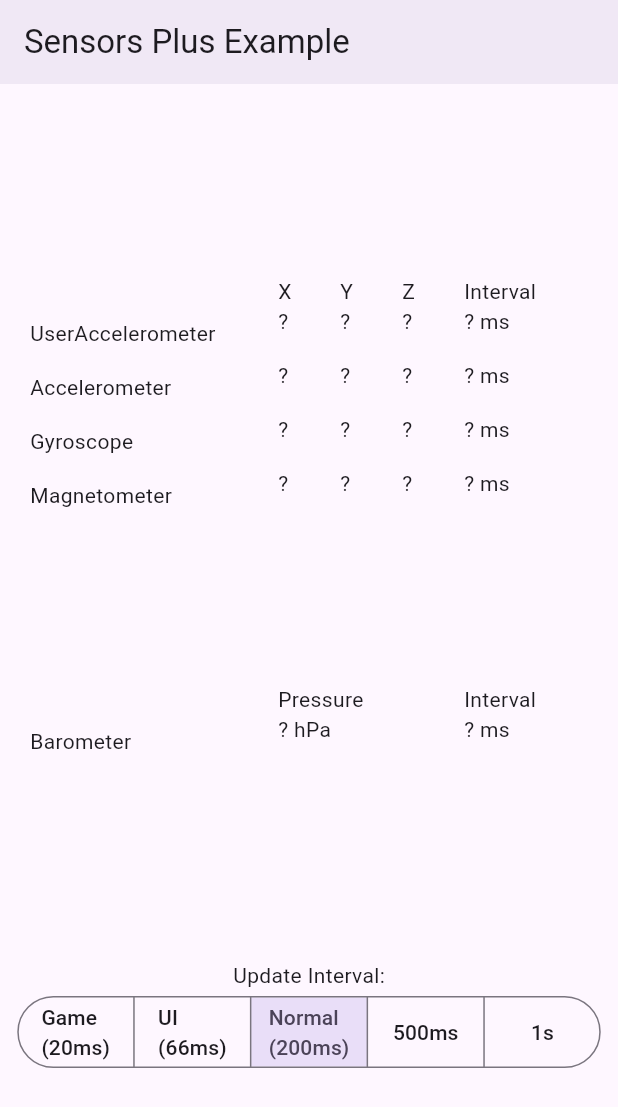
After one commit to Mowgle88/step-counter, a Flutter app: the MyHomePage screen opened directly, on a phone screen of 412 x 824 dp. The commit adds this screen. Shown: the top 1107 px of the screen. Run offline on Flutter 3.47's test engine with Material 3 defaults, Android fonts, the light colour scheme and no system bars; our stand-ins replace font_awesome_flutter, percent_indicator, permission_handler, sensors_plus, shared_preferences; accounts and stored records are empty.

```diff
--- /dev/null
+++ b/lib/main_2.dart
@@ -0,0 +1,413 @@
+// Copyright 2017 The Chromium Authors. All rights reserved.
+// Use of this source code is governed by a BSD-style license that can be
+// found in the LICENSE file.
+
+// ignore_for_file: public_member_api_docs
+
+import 'dart:async';
+
+import 'package:flutter/material.dart';
+import 'package:flutter/services.dart';
+import 'package:sensors_plus/sensors_plus.dart';
+
+// import 'snake.dart';
+
+void main() {
+  WidgetsFlutterBinding.ensureInitialized();
+  SystemChrome.setPreferredOrientations(
+    [
+      DeviceOrientation.portraitUp,
+      DeviceOrientation.portraitDown,
+    ],
+  );
+
+  runApp(const MyApp());
+}
+
+class MyApp extends StatelessWidget {
+  const MyApp({super.key});
+
+  @override
+  Widget build(BuildContext context) {
+    return MaterialApp(
+      title: 'Sensors Demo',
+      theme: ThemeData(
+        useMaterial3: true,
+        colorSchemeSeed: const Color(0x9f4376f8),
+      ),
+      home: const MyHomePage(title: 'Flutter Demo Home Page'),
+    );
+  }
+}
+
+class MyHomePage extends StatefulWidget {
+  const MyHomePage({super.key, this.title});
+
+  final String? title;
+
+  @override
+  State<MyHomePage> createState() => _MyHomePageState();
+}
+
+class _MyHomePageState extends State<MyHomePage> {
+  static const Duration _ignoreDuration = Duration(milliseconds: 20);
+
+  static const int _snakeRows = 20;
+  static const int _snakeColumns = 20;
+  static const double _snakeCellSize = 10.0;
+
+  UserAccelerometerEvent? _userAccelerometerEvent;
+  AccelerometerEvent? _accelerometerEvent;
+  GyroscopeEvent? _gyroscopeEvent;
+  MagnetometerEvent? _magnetometerEvent;
+  BarometerEvent? _barometerEvent;
+
+  DateTime? _userAccelerometerUpdateTime;
+  DateTime? _accelerometerUpdateTime;
+  DateTime? _gyroscopeUpdateTime;
+  DateTime? _magnetometerUpdateTime;
+  DateTime? _barometerUpdateTime;
+
+  int? _userAccelerometerLastInterval;
+  int? _accelerometerLastInterval;
+  int? _gyroscopeLastInterval;
+  int? _magnetometerLastInterval;
+  int? _barometerLastInterval;
+  final _streamSubscriptions = <StreamSubscription<dynamic>>[];
+
+  Duration sensorInterval = SensorInterval.normalInterval;
+
+  @override
+  Widget build(BuildContext context) {
+    return Scaffold(
+      appBar: AppBar(
+        title: const Text('Sensors Plus Example'),
+        elevation: 4,
+      ),
+      body: Column(
+        mainAxisAlignment: MainAxisAlignment.spaceEvenly,
+        children: <Widget>[
+          // Center(
+          //   child: DecoratedBox(
+          //     decoration: BoxDecoration(
+          //       border: Border.all(width: 1.0, color: Colors.black38),
+          //     ),
+          //     child: SizedBox(
+          //       height: _snakeRows * _snakeCellSize,
+          //       width: _snakeColumns * _snakeCellSize,
+          //       child: Snake(
+          //         rows: _snakeRows,
+          //         columns: _snakeColumns,
+          //         cellSize: _snakeCellSize,
+          //       ),
+          //     ),
+          //   ),
+          // ),
+          Padding(
+            padding: const EdgeInsets.fromLTRB(20.0, 20.0, 20.0, 0.0),
+            child: Table(
+              columnWidths: const {
+                0: FlexColumnWidth(4),
+                4: FlexColumnWidth(2),
+              },
+              children: [
+                const TableRow(
+                  children: [
+                    SizedBox.shrink(),
+                    Text('X'),
+                    Text('Y'),
+                    Text('Z'),
+                    Text('Interval'),
+                  ],
+                ),
+                TableRow(
+                  children: [
+                    const Padding(
+                      padding: EdgeInsets.symmetric(vertical: 8.0),
+                      child: Text('UserAccelerometer'),
+                    ),
+                    Text(_userAccelerometerEvent?.x.toStringAsFixed(1) ?? '?'),
+                    Text(_userAccelerometerEvent?.y.toStringAsFixed(1) ?? '?'),
+                    Text(_userAccelerometerEvent?.z.toStringAsFixed(1) ?? '?'),
+                    Text(
+                        '${_userAccelerometerLastInterval?.toString() ?? '?'} ms'),
+                  ],
+                ),
+                TableRow(
+                  children: [
+                    const Padding(
+                      padding: EdgeInsets.symmetric(vertical: 8.0),
+                      child: Text('Accelerometer'),
+                    ),
+                    Text(_accelerometerEvent?.x.toStringAsFixed(1) ?? '?'),
+                    Text(_accelerometerEvent?.y.toStringAsFixed(1) ?? '?'),
+                    Text(_accelerometerEvent?.z.toStringAsFixed(1) ?? '?'),
+                    Text('${_accelerometerLastInterval?.toString() ?? '?'} ms'),
+                  ],
+                ),
+                TableRow(
+                  children: [
+                    const Padding(
+                      padding: EdgeInsets.symmetric(vertical: 8.0),
+                      child: Text('Gyroscope'),
+                    ),
+                    Text(_gyroscopeEvent?.x.toStringAsFixed(1) ?? '?'),
+                    Text(_gyroscopeEvent?.y.toStringAsFixed(1) ?? '?'),
+                    Text(_gyroscopeEvent?.z.toStringAsFixed(1) ?? '?'),
+                    Text('${_gyroscopeLastInterval?.toString() ?? '?'} ms'),
+                  ],
+                ),
+                TableRow(
+                  children: [
+                    const Padding(
+                      padding: EdgeInsets.symmetric(vertical: 8.0),
+                      child: Text('Magnetometer'),
+                    ),
+                    Text(_magnetometerEvent?.x.toStringAsFixed(1) ?? '?'),
+                    Text(_magnetometerEvent?.y.toStringAsFixed(1) ?? '?'),
+                    Text(_magnetometerEvent?.z.toStringAsFixed(1) ?? '?'),
+                    Text('${_magnetometerLastInterval?.toString() ?? '?'} ms'),
+                  ],
+                ),
+              ],
+            ),
+          ),
+          Padding(
+            padding: const EdgeInsets.fromLTRB(20.0, 0.0, 20.0, 20.0),
+            child: Table(
+              columnWidths: const {
+                0: FlexColumnWidth(4),
+                1: FlexColumnWidth(3),
+                2: FlexColumnWidth(2),
+              },
+              children: [
+                const TableRow(
+                  children: [
+                    SizedBox.shrink(),
+                    Text('Pressure'),
+                    Text('Interval'),
+                  ],
+                ),
+                TableRow(
+                  children: [
+                    const Padding(
+                      padding: EdgeInsets.symmetric(vertical: 8.0),
+                      child: Text('Barometer'),
+                    ),
+                    Text(
+                        '${_barometerEvent?.pressure.toStringAsFixed(1) ?? '?'} hPa'),
+                    Text('${_barometerLastInterval?.toString() ?? '?'} ms'),
+                  ],
+                ),
+              ],
+            ),
+          ),
+          Column(
+            mainAxisSize: MainAxisSize.min,
+            children: [
+              const Text('Update Interval:'),
+              SegmentedButton(
+                segments: [
+                  ButtonSegment(
+                    value: SensorInterval.gameInterval,
+                    label: Text('Game\n'
+                        '(${SensorInterval.gameInterval.inMilliseconds}ms)'),
+                  ),
+                  ButtonSegment(
+                    value: SensorInterval.uiInterval,
+                    label: Text('UI\n'
+                        '(${SensorInterval.uiInterval.inMilliseconds}ms)'),
+                  ),
+                  ButtonSegment(
+                    value: SensorInterval.normalInterval,
+                    label: Text('Normal\n'
+                        '(${SensorInterval.normalInterval.inMilliseconds}ms)'),
+                  ),
+                  const ButtonSegment(
+                    value: Duration(milliseconds: 500),
+                    label: Text('500ms'),
+                  ),
+                  const ButtonSegment(
+                    value: Duration(seconds: 1),
+                    label: Text('1s'),
+                  ),
+                ],
+                selected: {sensorInterval},
+                showSelectedIcon: false,
+                onSelectionChanged: (value) {
+                  setState(() {
+                    sensorInterval = value.first;
+                    userAccelerometerEventStream(
+                        samplingPeriod: sensorInterval);
+                    accelerometerEventStream(samplingPeriod: sensorInterval);
+                    gyroscopeEventStream(samplingPeriod: sensorInterval);
+                    magnetometerEventStream(samplingPeriod: sensorInterval);
+                    barometerEventStream(samplingPeriod: sensorInterval);
+                  });
+                },
+              ),
+            ],
+          ),
+        ],
+      ),
+    );
+  }
+
+  @override
+  void dispose() {
+    super.dispose();
+    for (final subscription in _streamSubscriptions) {
+      subscription.cancel();
+    }
+  }
+
+  @override
+  void initState() {
+    super.initState();
+    _streamSubscriptions.add(
+      userAccelerometerEventStream(samplingPeriod: sensorInterval).listen(
+        (UserAccelerometerEvent event) {
+          final now = event.timestamp;
+          setState(() {
+            _userAccelerometerEvent = event;
+            if (_userAccelerometerUpdateTime != null) {
+              final interval = now.difference(_userAccelerometerUpdateTime!);
+              if (interval > _ignoreDuration) {
+                _userAccelerometerLastInterval = interval.inMilliseconds;
+              }
+            }
+          });
+          _userAccelerometerUpdateTime = now;
+        },
+        onError: (e) {
+          showDialog(
+              context: context,
+              builder: (context) {
+                return const AlertDialog(
+                  title: Text("Sensor Not Found"),
+                  content: Text(
+                      "It seems that your device doesn't support User Accelerometer Sensor"),
+                );
+              });
+        },
+        cancelOnError: true,
+      ),
+    );
+    _streamSubscriptions.add(
+      accelerometerEventStream(samplingPeriod: sensorInterval).listen(
+        (AccelerometerEvent event) {
+          final now = event.timestamp;
+          setState(() {
+            _accelerometerEvent = event;
+            if (_accelerometerUpdateTime != null) {
+              final interval = now.difference(_accelerometerUpdateTime!);
+              if (interval > _ignoreDuration) {
+                _accelerometerLastInterval = interval.inMilliseconds;
+              }
+            }
+          });
+          _accelerometerUpdateTime = now;
+        },
+        onError: (e) {
+          showDialog(
+              context: context,
+              builder: (context) {
+                return const AlertDialog(
+                  title: Text("Sensor Not Found"),
+                  content: Text(
+                      "It seems that your device doesn't support Accelerometer Sensor"),
+                );
+              });
+        },
+        cancelOnError: true,
+      ),
+    );
+    _streamSubscriptions.add(
+      gyroscopeEventStream(samplingPeriod: sensorInterval).listen(
+        (GyroscopeEvent event) {
+          final now = event.timestamp;
+          setState(() {
+            _gyroscopeEvent = event;
+            if (_gyroscopeUpdateTime != null) {
+              final interval = now.difference(_gyroscopeUpdateTime!);
+              if (interval > _ignoreDuration) {
+                _gyroscopeLastInterval = interval.inMilliseconds;
+              }
+            }
+          });
+          _gyroscopeUpdateTime = now;
+        },
+        onError: (e) {
+          showDialog(
+              context: context,
+              builder: (context) {
+                return const AlertDialog(
+                  title: Text("Sensor Not Found"),
+                  content: Text(
+                      "It seems that your device doesn't support Gyroscope Sensor"),
+                );
+              });
+        },
+        cancelOnError: true,
+      ),
+    );
+    _streamSubscriptions.add(
+      magnetometerEventStream(samplingPeriod: sensorInterval).listen(
+        (MagnetometerEvent event) {
+          final now = event.timestamp;
+          setState(() {
+            _magnetometerEvent = event;
+            if (_magnetometerUpdateTime != null) {
+              final interval = now.difference(_magnetometerUpdateTime!);
+              if (interval > _ignoreDuration) {
+                _magnetometerLastInterval = interval.inMilliseconds;
+              }
+            }
+          });
+          _magnetometerUpdateTime = now;
+        },
+        onError: (e) {
+          showDialog(
+              context: context,
+              builder: (context) {
+                return const AlertDialog(
+                  title: Text("Sensor Not Found"),
+                  content: Text(
+                      "It seems that your device doesn't support Magnetometer Sensor"),
+                );
+              });
+        },
+        cancelOnError: true,
+      ),
+    );
+    _streamSubscriptions.add(
+      barometerEventStream(samplingPeriod: sensorInterval).listen(
+        (BarometerEvent event) {
+          final now = event.timestamp;
+          setState(() {
+            _barometerEvent = event;
+            if (_barometerUpdateTime != null) {
+              final interval = now.difference(_barometerUpdateTime!);
+              if (interval > _ignoreDuration) {
+                _barometerLastInterval = interval.inMilliseconds;
+              }
+            }
+          });
+          _barometerUpdateTime = now;
+        },
+        onError: (e) {
+          showDialog(
+              context: context,
+              builder: (context) {
+                return const AlertDialog(
+                  title: Text("Sensor Not Found"),
+                  content: Text(
+                      "It seems that your device doesn't support Barometer Sensor"),
+                );
+              });
+        },
+        cancelOnError: true,
+      ),
+    );
+  }
+}
--- a/lib/permissions.dart
+++ b/lib/permissions.dart
@@ -13,8 +13,9 @@ Permission getMotionPermission() {
 
 Future<void> requestPermission() async {
   final permission = getMotionPermission();
+  final isDenied = await permission.isDenied;
 
-  if (await permission.isDenied) {
+  if (isDenied) {
     await permission.request();
   }
 }
--- a/lib/utils/format_time.dart
+++ b/lib/utils/format_time.dart
@@ -1,5 +1,5 @@
 String formatTime(Duration? dur) {
-  if (dur == null) return '?';
+  if (dur == null) return '0:00:00';
   String seconds = (dur.inSeconds % 60).toString().padLeft(2, '0');
   String minutes = (dur.inMinutes % 60).toString().padLeft(2, '0');
   String hours = dur.inHours.toString();
--- a/lib/widgets/progress_bar.dart
+++ b/lib/widgets/progress_bar.dart
@@ -25,6 +25,7 @@ class ProgressBar extends StatelessWidget {
       arcType: ArcType.FULL,
       animation: true,
       animationDuration: 1200,
+      animateFromLastPercent: true,
       header: Padding(
         padding: const EdgeInsets.only(bottom: 20),
         child: Text('Daily Goal: ${goal.toString()}',
```
Also changed, not shown: lib/home_page.dart (+76 -21 lines), lib/services/database_service.dart (added, +65 -0 lines), lib/services/key_store.dart (added, +13 -0 lines).
